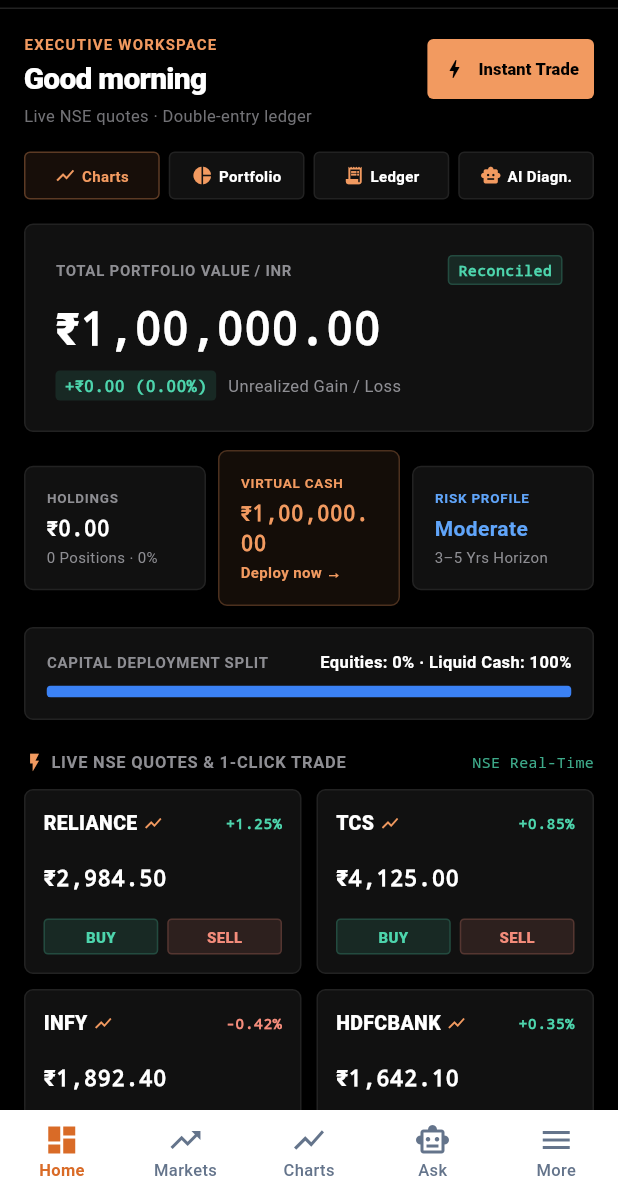
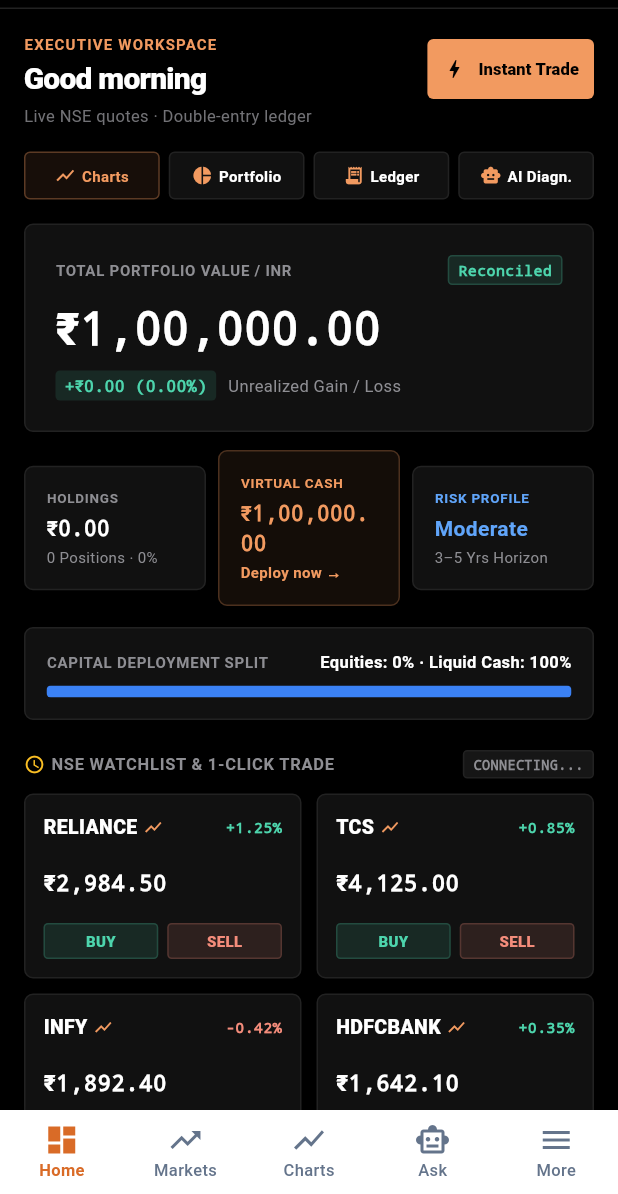
Before and after one commit to shivrajdhote4452/finex.final, a Flutter app: the MainMobileNavigationShell screen opened directly, on a phone screen of 412 x 824 dp, the part 42-1236 px from its top. Run offline on Flutter 3.47's test engine with Material 3 defaults, Android fonts, the phone set to English and light mode, and no system bars; our stand-ins replace flutter_secure_storage, google_sign_in; accounts and stored records are empty; network calls fail.

Commit message:
feat(mobile): prepare android app for render deployment and release signing

```diff
--- a/mobile/lib/screens/auth_screen.dart
+++ b/mobile/lib/screens/auth_screen.dart
@@ -24,8 +24,8 @@
 
   final GoogleSignIn _googleSignIn = GoogleSignIn(
     scopes: ['email', 'openid'],
-    clientId: _googleServerClientId.isNotEmpty ? _googleServerClientId : null,
-    serverClientId: (!kIsWeb && _googleServerClientId.isNotEmpty) ? _googleServerClientId : null,
+    clientId: kIsWeb ? _googleServerClientId : null,
+    serverClientId: _googleServerClientId.isNotEmpty ? _googleServerClientId : null,
   );
 
   Future<void> _handleGoogleSignIn() async {
--- a/mobile/lib/screens/overview_screen.dart
+++ b/mobile/lib/screens/overview_screen.dart
@@ -25,6 +25,9 @@
   List<Map<String, dynamic>> _positions = [];
   bool _isLoading = false;
   String _chartView = 'area'; // 'area' | 'candles'
+  bool _quotesLoaded = false;
+  bool _isMarketOpen = false;
+  String _quotesFreshness = 'CONNECTING';
 
   // Top watched market instruments with default fallback quotes
   final List<Map<String, dynamic>> _quickWatchlist = [
@@ -75,6 +78,8 @@
         if (q != null && mounted) {
           final ltp = (q['last_price'] ?? q['price'] as num?)?.toDouble();
           final chgPct = (q['change_percent'] ?? q['change_pct'] as num?)?.toDouble();
+          final isMktOpen = q['market_open'] == true;
+          final freshness = (q['freshness'] ?? (isMktOpen ? 'LIVE' : 'CLOSED')).toString().toUpperCase();
           if (ltp != null) {
             setState(() {
               _quickWatchlist[i]['price'] = ltp;
@@ -82,6 +87,9 @@
                 _quickWatchlist[i]['change'] = chgPct;
                 _quickWatchlist[i]['isPos'] = chgPct >= 0;
               }
+              _quotesLoaded = true;
+              _isMarketOpen = isMktOpen;
+              _quotesFreshness = freshness;
             });
           }
         }
@@ -432,19 +440,48 @@
           Row(
             mainAxisAlignment: MainAxisAlignment.spaceBetween,
             children: [
-              const Row(
+              Row(
                 children: [
-                  Icon(Icons.flash_on, size: 14, color: TerminalColors.action),
-                  SizedBox(width: 4),
-                  Text(
-                    "LIVE NSE QUOTES & 1-CLICK TRADE",
+                  Icon(
+                    _isMarketOpen ? Icons.flash_on : Icons.access_time,
+                    size: 14,
+                    color: _isMarketOpen ? TerminalColors.action : const Color(0xFFFBBF24),
+                  ),
+                  const SizedBox(width: 4),
+                  const Text(
+                    "NSE WATCHLIST & 1-CLICK TRADE",
                     style: TextStyle(fontSize: 11, fontWeight: FontWeight.w700, letterSpacing: 0.5, color: TerminalColors.textMuted),
                   ),
                 ],
               ),
-              Text(
-                "NSE Real-Time",
-                style: TextStyle(fontSize: 10, fontFamily: 'monospace', color: TerminalColors.positive.withValues(alpha: 0.8)),
+              Container(
+                padding: const EdgeInsets.symmetric(horizontal: 6, vertical: 2),
+                decoration: BoxDecoration(
+                  color: _isMarketOpen
+                      ? TerminalColors.positiveBg
+                      : (_quotesFreshness == 'CLOSED' ? const Color(0x22F59E0B) : TerminalColors.panel),
+                  borderRadius: BorderRadius.circular(3),
+                  border: Border.all(
+                    color: _isMarketOpen
+                        ? TerminalColors.positive
+                        : (_quotesFreshness == 'CLOSED' ? const Color(0xFFF59E0B) : TerminalColors.borderSubtle),
+                  ),
+                ),
+                child: Text(
+                  _isMarketOpen
+                      ? "NSE LIVE"
+                      : (_quotesFreshness == 'CLOSED'
+                          ? "SESSION CLOSE"
+                          : (_quotesLoaded ? "CACHED" : "CONNECTING...")),
+                  style: TextStyle(
+                    fontSize: 9,
+                    fontFamily: 'monospace',
+                    fontWeight: FontWeight.w700,
+                    color: _isMarketOpen
+                        ? TerminalColors.positive
+                        : (_quotesFreshness == 'CLOSED' ? const Color(0xFFFBBF24) : TerminalColors.textMuted),
+                  ),
+                ),
               ),
             ],
           ),
--- a/mobile/lib/services/api_client.dart
+++ b/mobile/lib/services/api_client.dart
@@ -31,6 +31,10 @@
   static String get _defaultUrl {
     const fromEnv = String.fromEnvironment('API_BASE_URL');
     if (fromEnv.isNotEmpty) return fromEnv;
+    // Release builds on real physical devices target the deployed Render backend
+    if (kReleaseMode) {
+      return 'https://finex-final.onrender.com/api/v1';
+    }
     if (kIsWeb ||
         defaultTargetPlatform == TargetPlatform.windows ||
         defaultTargetPlatform == TargetPlatform.macOS ||
```
Also changed, not shown: 4 other files.
